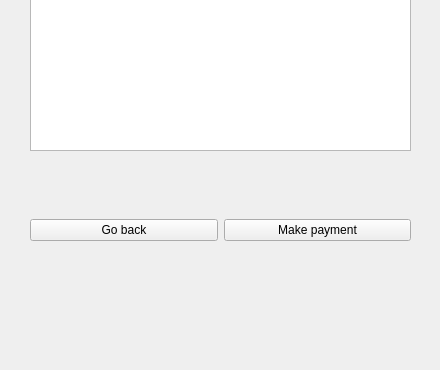
First picture: the form in FaceDevice/BillingGUI/cartwindow.ui, repository addinedu-ros-7th/deeplearning-repo-3, before the edit; both pictures show x 0 to 440 and y 190 to 560 of the 440 by 560 pixel window.
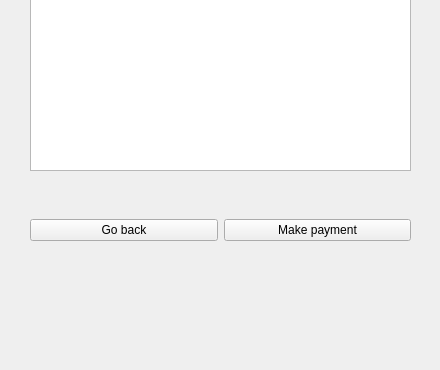
Second picture: the form after the edit.

Commit message: feat: Add Cart process in BillingGUI

Diff of the .ui file:
```diff
--- a/FaceDevice/BillingGUI/cartwindow.ui
+++ b/FaceDevice/BillingGUI/cartwindow.ui
@@ -49,21 +49,6 @@
     </item>
    </layout>
   </widget>
-  <widget class="QTableView" name="CartList">
-   <property name="geometry">
-    <rect>
-     <x>30</x>
-     <y>130</y>
-     <width>381</width>
-     <height>211</height>
-    </rect>
-   </property>
-   <property name="font">
-    <font>
-     <family>Arial</family>
-    </font>
-   </property>
-  </widget>
   <widget class="QLabel" name="TextLable">
    <property name="geometry">
     <rect>
@@ -85,6 +70,16 @@
     <string>Please make Payment</string>
    </property>
   </widget>
+  <widget class="QTableWidget" name="CartTable">
+   <property name="geometry">
+    <rect>
+     <x>30</x>
+     <y>130</y>
+     <width>381</width>
+     <height>231</height>
+    </rect>
+   </property>
+  </widget>
  </widget>
  <resources/>
  <connections/>
```
Left out of the diff: 2 changed lines with no effect on the pictures. The commit also changes 4 other files.
